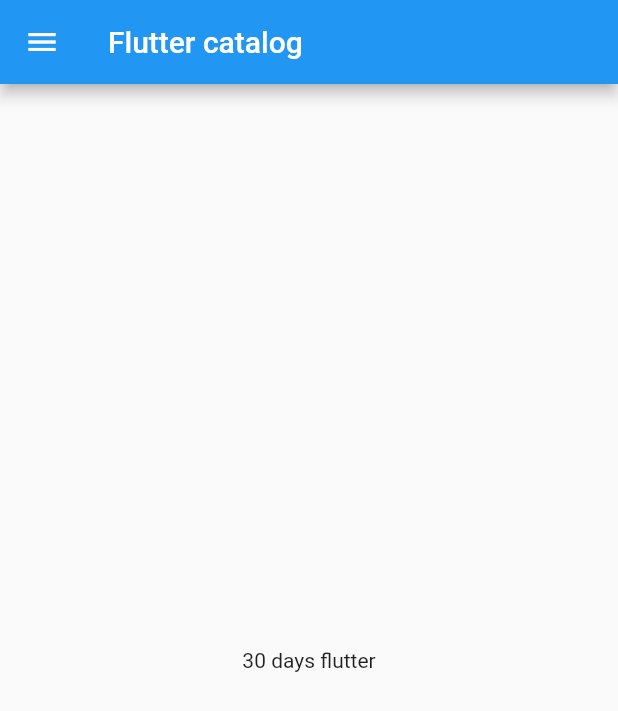
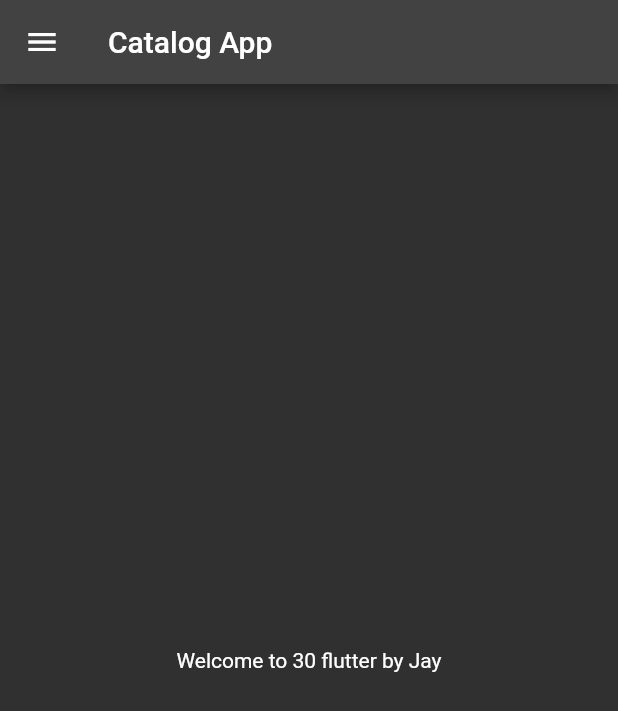
Before and after one commit to jaythanki18/Flutter-Tutorial-Practice, a Flutter app: the screen it shows after launch, on a phone screen of 412 x 824 dp. Shown: the top 711 px of the screen. Run offline on Flutter 3.47's test engine with Material 2 defaults, Android fonts, the phone set to English and light mode, and no system bars; our stand-ins replace google_fonts; key blocks and very long unbroken strings in the code were emptied for the run.

Commit message:
day12 completed

```diff
--- a/lib/main.dart
+++ b/lib/main.dart
@@ -2,6 +2,7 @@ import 'package:flutter/material.dart';
 import 'package:flutter_catalog/screens/homepage.dart';
 import 'package:flutter_catalog/screens/login_page.dart';
 import 'package:flutter_catalog/utils/routes.dart';
+import 'package:flutter_catalog/widgets/themes.dart';
 import 'package:google_fonts/google_fonts.dart';
 
 void main() {
@@ -16,15 +17,10 @@ class MyApp extends StatelessWidget {
   Widget build(BuildContext context) {
     int days=30;
     return MaterialApp(
-        //home: HomePage(),
+
       themeMode: ThemeMode.dark,
-      theme: ThemeData(
-        primarySwatch: Colors.deepPurple,
-        fontFamily: GoogleFonts.lato().fontFamily,
-      ),
-      darkTheme: ThemeData(
-        brightness: Brightness.light
-      ),
+      theme: MyTheme.lightTheme(context),
+      darkTheme: MyTheme.darkTheme(context),
       initialRoute: MyRoutes.homeRoute,
       routes: {
         "/":(context)=>LoginPage(),
--- a/lib/screens/homepage.dart
+++ b/lib/screens/homepage.dart
@@ -1,19 +1,20 @@
 import 'package:flutter/material.dart';
-
-import '../widgets/drawer.dart';
+import 'package:flutter_catalog/widgets/drawer.dart';
 
 class HomePage extends StatelessWidget {
   const HomePage({Key? key}) : super(key: key);
 
+  final int days=30;
+  final String name="Jay";
   @override
   Widget build(BuildContext context) {
     return Scaffold(
       appBar: AppBar(
-        title: Text("Flutter catalog"),
-      ),
+        title: Text("Catalog App",
+        ),),
       body: Center(
         child: Container(
-          child: Text("30 days flutter"),
+          child: Text("Welcome to $days flutter by $name"),
         ),
       ),
       drawer: MyDrawer(),
--- a/lib/widgets/themes.dart
+++ b/lib/widgets/themes.dart
@@ -0,0 +1,19 @@
+import 'package:flutter/material.dart';
+import 'package:google_fonts/google_fonts.dart';
+
+class MyTheme{
+  static ThemeData lightTheme(BuildContext context)=>ThemeData(
+    primarySwatch: Colors.deepPurple,
+    fontFamily: GoogleFonts.lato().fontFamily,
+    appBarTheme: AppBarTheme(
+      color: Colors.white,
+      elevation: 0.0,
+      iconTheme: IconThemeData(color: Colors.black),
+      toolbarTextStyle: Theme.of(context).textTheme.headlineSmall, titleTextStyle: Theme.of(context).textTheme.headlineSmall,
+    ),
+  );
+
+  static ThemeData darkTheme(BuildContext context)=>ThemeData(
+    brightness: Brightness.dark
+  );
+}
```
Also changed, not shown: lib/models/catalog.dart (added), lib/widgets/item_widget.dart (added).
